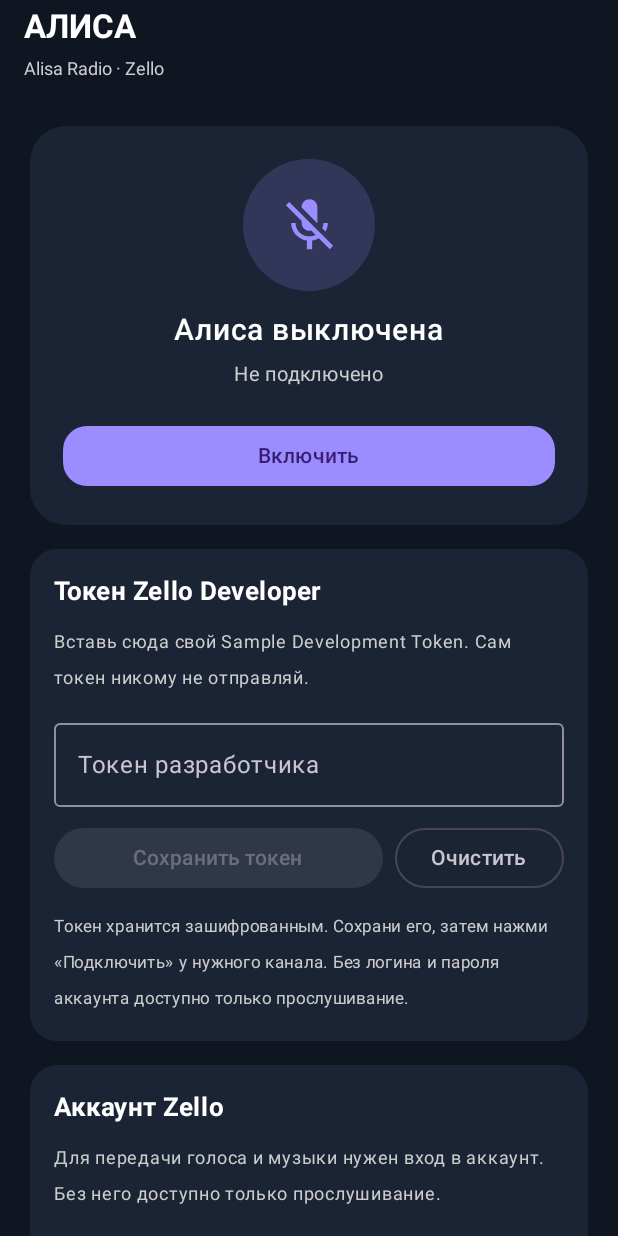
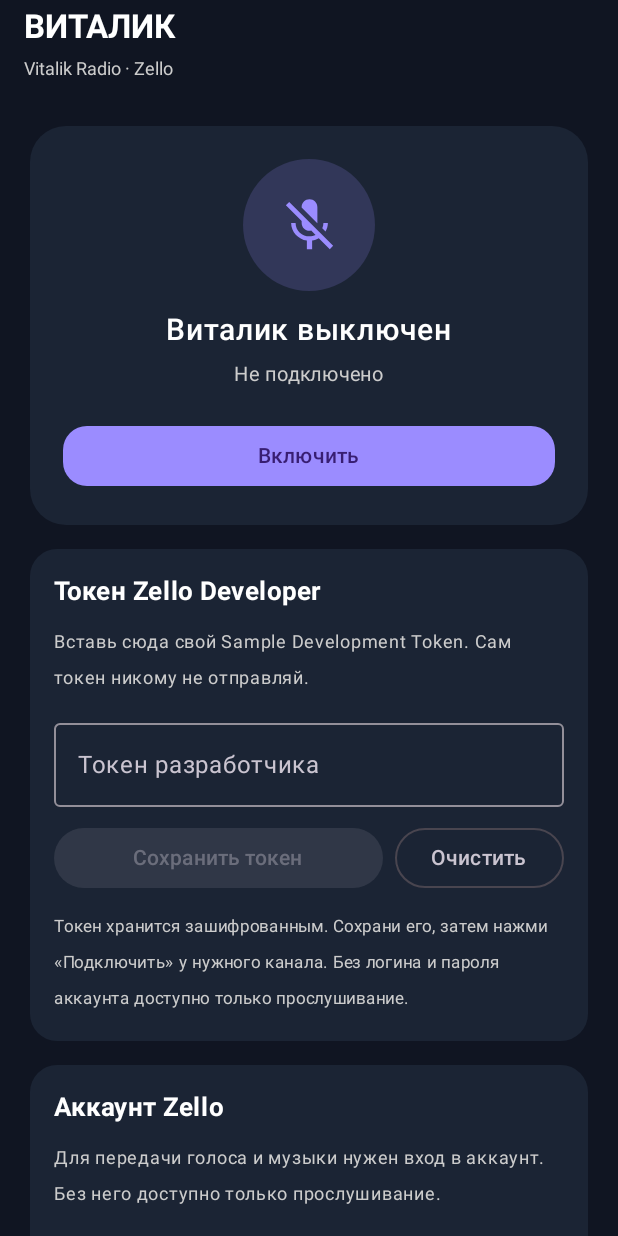
Before and after one commit to tkahenko35-lgtm/AlisaZello, an Android app built with Jetpack Compose: the screen it shows after launch (MainActivity), on a phone screen of 412 x 824 dp. Run offline under Robolectric (Android 15) with nearby library versions, the phone set to English and light mode, and no system bars; libraries missing offline, so code that uses them is left out: com.zello.channel; 1 statement that could not run was skipped.

Commit message:
Rename app UI to Vitalik

```diff
--- a/app/src/main/java/com/example/alisazello/MainActivity.kt
+++ b/app/src/main/java/com/example/alisazello/MainActivity.kt
@@ -325,8 +325,8 @@ private fun AlisaApp() {
     MaterialTheme(colorScheme = darkColorScheme(primary = Accent, background = Background, surface = Panel)) {
         Scaffold(containerColor = Background, topBar = {
             TopAppBar(title = { Column {
-                Text("АЛИСА", fontWeight = FontWeight.Bold)
-                Text("Alisa Radio · Zello", fontSize = 12.sp, color = Color.LightGray)
+                Text("ВИТАЛИК", fontWeight = FontWeight.Bold)
+                Text("Vitalik Radio · Zello", fontSize = 12.sp, color = Color.LightGray)
             } }, colors = TopAppBarDefaults.topAppBarColors(containerColor = Background, titleContentColor = Color.White))
         }) { padding ->
             LazyColumn(modifier = Modifier.fillMaxSize().padding(padding), contentPadding = PaddingValues(20.dp), verticalArrangement = Arrangement.spacedBy(16.dp)) {
@@ -337,7 +337,7 @@ private fun AlisaApp() {
                                 Icon(if (assistantEnabled) Icons.Default.Mic else Icons.Default.MicOff, contentDescription = null, tint = Accent, modifier = Modifier.size(42.dp))
                             }
                             Spacer(Modifier.height(14.dp))
-                            Text(if (assistantEnabled) "Алиса включена" else "Алиса выключена", color = Color.White, fontSize = 20.sp, fontWeight = FontWeight.SemiBold)
+                            Text(if (assistantEnabled) "Виталик включён" else "Виталик выключен", color = Color.White, fontSize = 20.sp, fontWeight = FontWeight.SemiBold)
                             Spacer(Modifier.height(6.dp))
                             Text(connectionStatus, color = Color.LightGray, fontSize = 13.sp)
                             Spacer(Modifier.height(18.dp))
@@ -449,7 +449,7 @@ private fun AlisaApp() {
                         Icon(Icons.Default.Add, contentDescription = null); Spacer(Modifier.width(8.dp)); Text("Добавить канал")
                     }
                 }
-                item { Text("Подключение без логина и пароля Zello работает только на прослушивание. Для передачи голоса и музыки потребуется авторизация аккаунта. Алиса и музыкальный поток ещё разрабатываются.", color = Color.LightGray, fontSize = 12.sp) }
+                item { Text("Подключение без логина и пароля Zello работает только на прослушивание. Для передачи голоса и музыки потребуется авторизация аккаунта. Виталик и музыкальный поток ещё разрабатываются.", color = Color.LightGray, fontSize = 12.sp) }
             }
         }
     }
```
